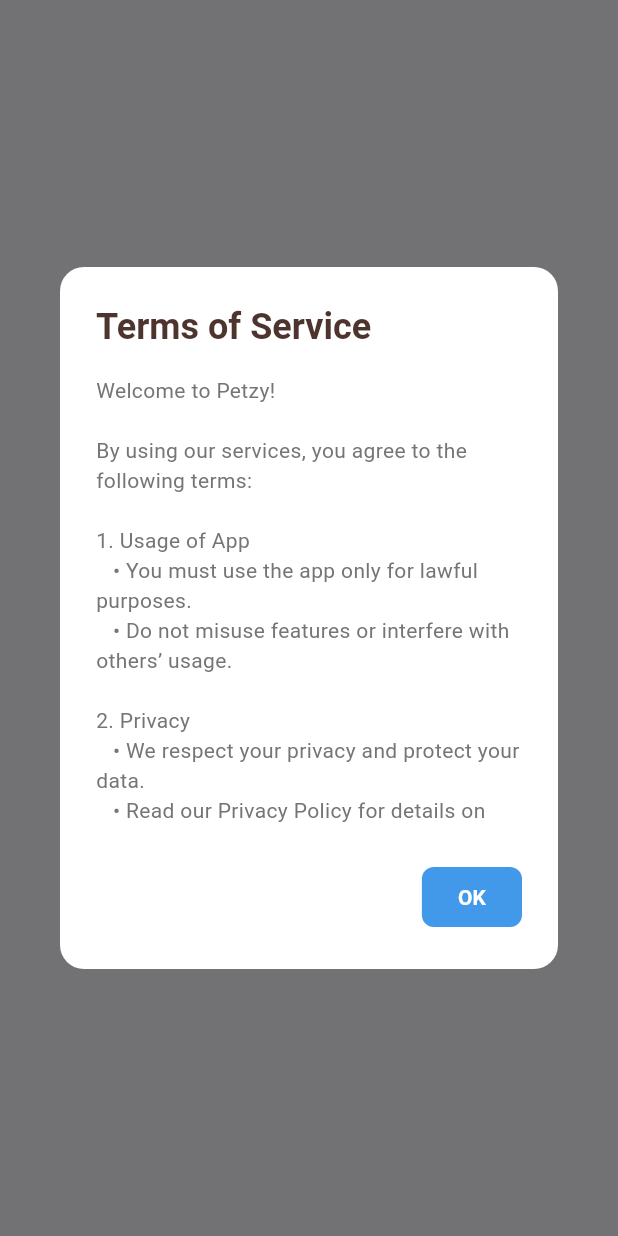
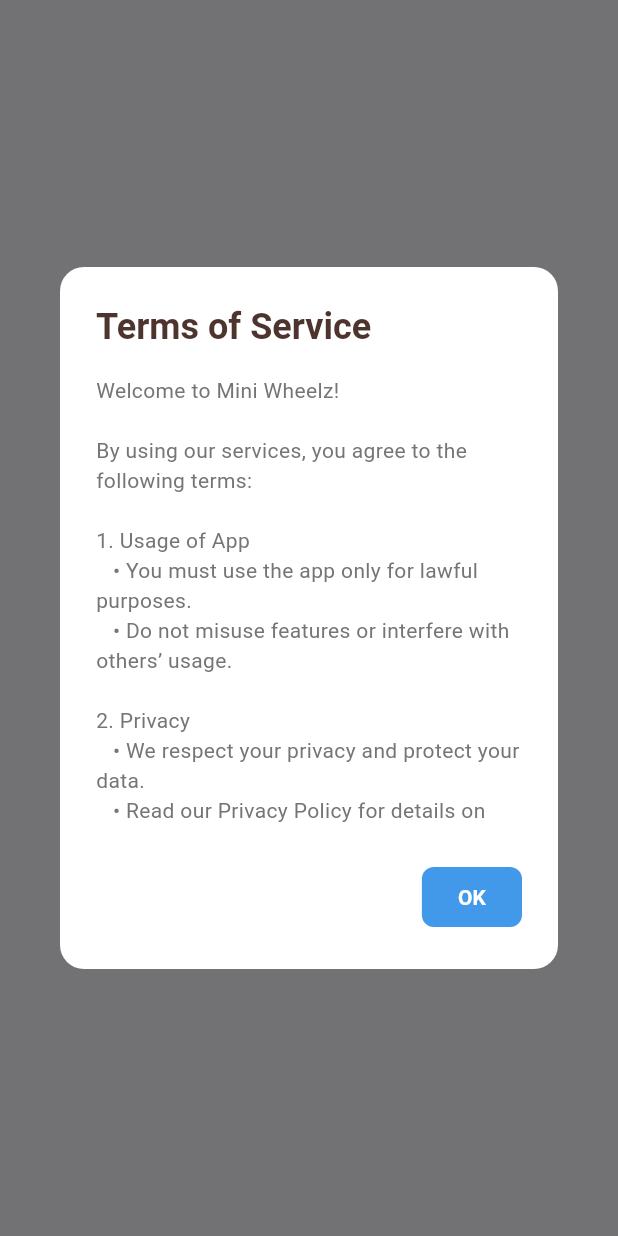
Before and after one commit to JomonJohnson9567/Mini_Wheels_User, a Flutter app: what show() shows on an empty page, opened directly, on a phone screen of 412 x 824 dp. Run offline on Flutter 3.47's test engine with Material 3 defaults, Android fonts, the phone set to English and light mode, and no system bars; our stand-ins replace bloc, cloud_firestore, equatable, firebase_auth, firebase_core, flutter_bloc and 5 more; missing offline and left inert: razorpay_flutter; accounts and stored records are empty; network calls fail.

```diff
--- a/lib/features/presentation/bloc/buy_now_bloc.dart
+++ b/lib/features/presentation/bloc/buy_now_bloc.dart
@@ -106,7 +106,7 @@ class BuyNowBloc extends Bloc<BuyNowEvent, BuyNowState> {
         'key': 'rzp_test_zGUWcHp8eqJukI',
         'amount': (s.totalAmount * 100).toInt(),
         'currency': 'INR',
-        'name': 'Petzy',
+        'name': 'Mini Wheelz',
         'description': 'Purchase of ${s.product.name}',
         'prefill': {'contact': contact, 'email': email, 'name': name},
         'theme': {'color': '#EF8A45'},
--- a/lib/features/presentation/screens/settings_screen/settings_screen.dart
+++ b/lib/features/presentation/screens/settings_screen/settings_screen.dart
@@ -169,7 +169,7 @@ class SettingsScreen extends StatelessWidget {
                         title: 'Contact Support',
                         message:
                             'Need help? You can reach out to us in the following ways:\n\n'
-                            'Email: support@petzy.com\n'
+                            'Email: support@miniwheelz.com\n'
                             'Phone: +91 12345 67890\n\n'
                             'Our support team is available Monday to Friday, 9 AM - 6 PM.',
                         confirmText: 'OK',
@@ -184,7 +184,7 @@ class SettingsScreen extends StatelessWidget {
                   onTap:
                       () => CustomDialog.show(
                         context: context,
-                        title: 'About Petzy',
+                        title: 'About Mini Wheelz',
                         message:
                             'Version 1.0.0\n\nYour trusted companion for all pet care needs.',
                         confirmText: 'OK',
--- a/lib/features/presentation/widgets/dailogbox/cutom_dailog.dart
+++ b/lib/features/presentation/widgets/dailogbox/cutom_dailog.dart
@@ -87,7 +87,7 @@ class CustomPrivacyPolicyDialog {
               child: SingleChildScrollView(
                 child: const Text(
                   '''
-At Petzy, we value your privacy and are committed to protecting your personal information.
+At Mini Wheelz, we value your privacy and are committed to protecting your personal information.
 
 1. Information We Collect
    - Personal details you provide (name, email, etc.)
@@ -110,7 +110,7 @@ At Petzy, we value your privacy and are committed to protecting your personal in
    - You may request deletion of your data at any time
    - You have control over what information you share
 
-For any privacy-related concerns, please contact us at: support@petzy.com
+For any privacy-related concerns, please contact us at: support@miniwheelz.com
               ''',
                   style: TextStyle(
                     fontSize: 14,
--- a/lib/features/presentation/widgets/dailogbox/terms_dialog.dart
+++ b/lib/features/presentation/widgets/dailogbox/terms_dialog.dart
@@ -23,7 +23,7 @@ class TermsDialog {
               width: double.maxFinite,
               child: SingleChildScrollView(
                 child: Text(
-                  "Welcome to Petzy!\n\n"
+                  "Welcome to Mini Wheelz!\n\n"
                   "By using our services, you agree to the following terms:\n\n"
                   "1. Usage of App\n"
                   "   • You must use the app only for lawful purposes.\n"
@@ -33,13 +33,13 @@ class TermsDialog {
                   "   • Read our Privacy Policy for details on data collection.\n\n"
                   "3. User Responsibilities\n"
                   "   • You are responsible for providing accurate information.\n"
-                  "   • Petzy is not liable for damages caused by incorrect usage.\n\n"
+                  "   • Mini Wheelz is not liable for damages caused by incorrect usage.\n\n"
                   "4. Updates & Modifications\n"
                   "   • We may update these terms at any time.\n"
                   "   • Continued use of the app means you accept the changes.\n\n"
                   "5. Limitations of Liability\n"
                   "   • We are not liable for indirect, incidental, or consequential damages.\n\n"
-                  "Thank you for using Petzy 💙",
+                  "Thank you for using Mini Wheelz 💙",
                   style: TextStyle(color: grey600, fontSize: 14, height: 1.4),
                 ),
               ),
--- a/lib/main.dart
+++ b/lib/main.dart
@@ -225,7 +225,7 @@ class MyApp extends StatelessWidget {
           builder: (context, state) {
             return MaterialApp(
               debugShowCheckedModeBanner: false,
-              title: 'Petzy',
+              title: 'Mini Wheelz',
               theme: ThemeData(
                 colorScheme: ColorScheme.fromSeed(seedColor: primaryColor),
                 useMaterial3: true,
```
Also changed, not shown: lib/features/data/repository/review_repository_impl.dart (+19 -9 lines), lib/firebase_options.dart, pubspec.lock, 1 other file.
